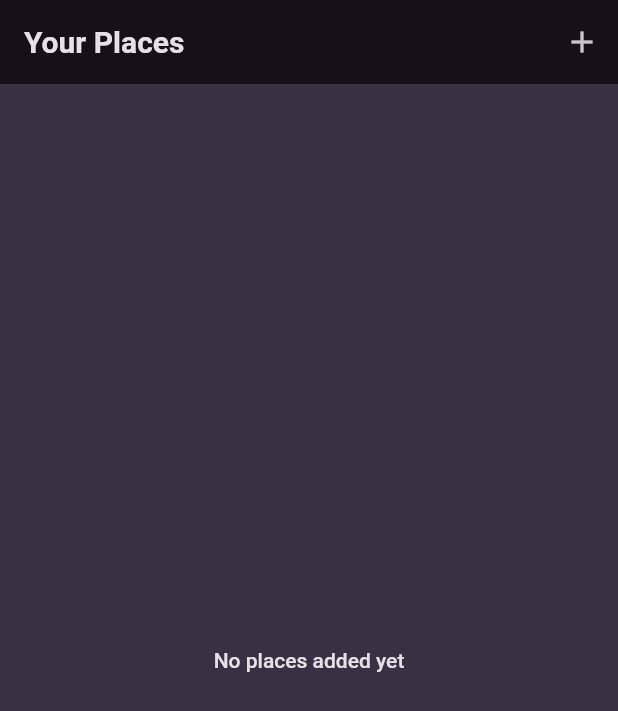
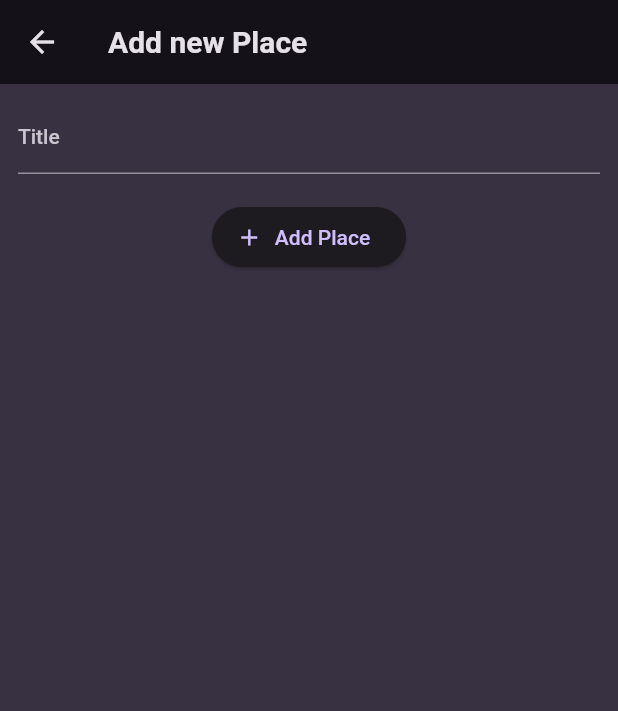
Before and after one commit to omarzouaoui1/FavoritePlacesApp, a Flutter app: the screen it shows after launch, after a tap on the "add" icon, on a phone screen of 412 x 824 dp. Shown: the top 711 px of the screen. Run offline on Flutter 3.47's test engine with Material 2 defaults, Android fonts, the phone set to English and light mode, and no system bars; our stand-ins replace google_fonts.

Commit message:
Add Place Screen

```diff
--- a/favorite_places_app/lib/screens/add_place.dart
+++ b/favorite_places_app/lib/screens/add_place.dart
@@ -0,0 +1,50 @@
+import 'package:flutter/material.dart';
+
+class AddPlaceScreen extends StatefulWidget {
+  const AddPlaceScreen({super.key});
+
+  @override
+  State<AddPlaceScreen> createState() => _AddPlaceScreenState();
+}
+
+class _AddPlaceScreenState extends State<AddPlaceScreen> {
+  final _titleController = TextEditingController();
+
+  @override
+  void dispose() {
+    _titleController.dispose();
+    super.dispose();
+  }
+
+  @override
+  Widget build(BuildContext context) {
+    return Scaffold(
+        appBar: AppBar(
+          title: const Text('Add new Place'),
+        ),
+        body: SingleChildScrollView(
+          padding: const EdgeInsets.all(12),
+          child: Column(
+            children: [
+              TextField(
+                decoration: const InputDecoration(
+                  labelText: 'Title',
+                ),
+                controller: _titleController,
+                style: TextStyle(
+                  color: Theme.of(context).colorScheme.onBackground,
+                ),
+              ),
+              const SizedBox(
+                height: 18,
+              ),
+              ElevatedButton.icon(
+                onPressed: () {},
+                label: const Text('Add Place'),
+                icon: const Icon(Icons.add),
+              ),
+            ],
+          ),
+        ));
+  }
+}
--- a/favorite_places_app/lib/screens/places.dart
+++ b/favorite_places_app/lib/screens/places.dart
@@ -1,3 +1,4 @@
+import 'package:favorite_places_app/screens/add_place.dart';
 import 'package:favorite_places_app/widget/places_list.dart';
 import 'package:flutter/material.dart';
 
@@ -11,8 +12,13 @@ class PlacesScreen extends StatelessWidget {
         title: const Text('Your Places'),
         actions: [
           IconButton(
-            onPressed: (){
-              // Navigator.push(context, route),
+            onPressed: () {
+              Navigator.push(
+                context,
+                MaterialPageRoute(
+                  builder: (ctx) => const AddPlaceScreen(),
+                ),
+              );
             },
             icon: const Icon(Icons.add),
           )
```
